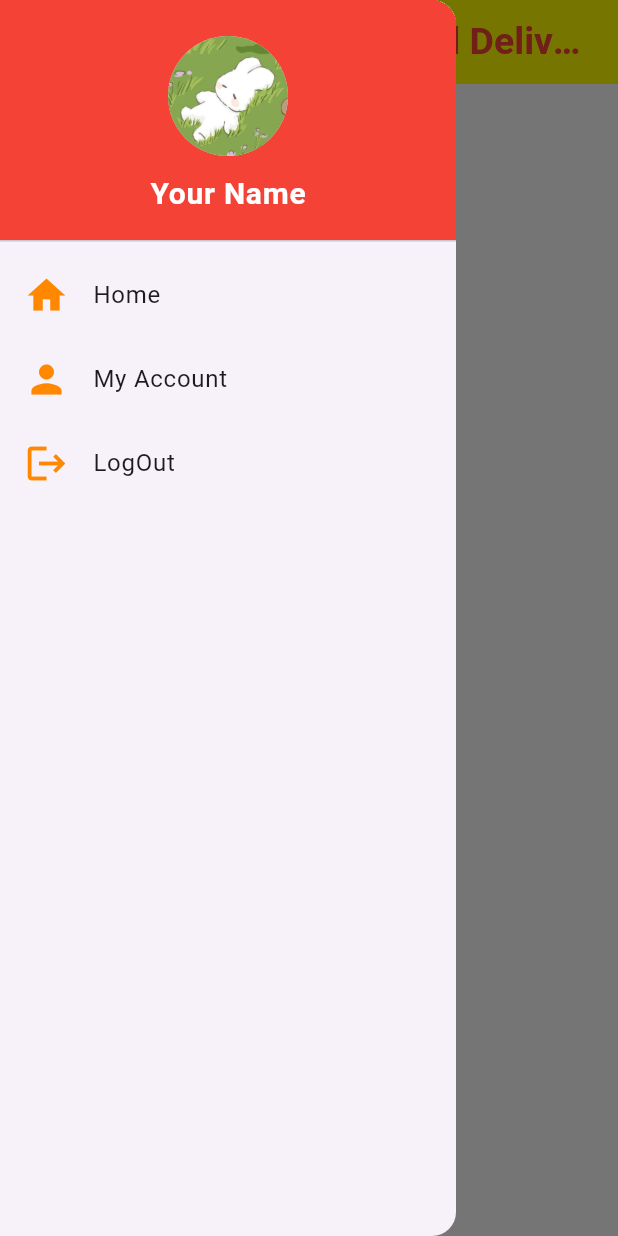
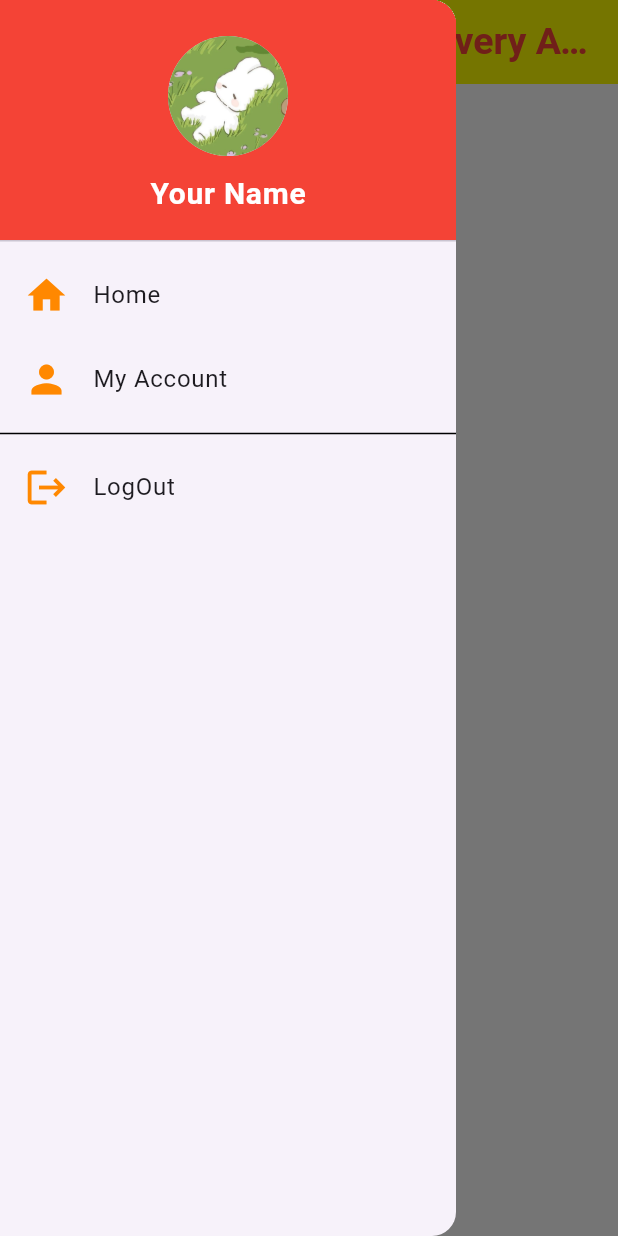
Before and after one commit to VanessaSimanta/UTS-Moprog-Food-Delivery-App, a Flutter app: the screen it shows after launch, after a tap on the "menu" icon, on a phone screen of 412 x 824 dp. Run offline on Flutter 3.47's test engine with Material 3 defaults, Android fonts, the phone set to English and light mode, and no system bars.

Commit message:
proper navigating

```diff
--- a/uts_mobile_programming/lib/main.dart
+++ b/uts_mobile_programming/lib/main.dart
@@ -11,15 +11,12 @@ class MyApp extends StatelessWidget {
   @override
   Widget build(BuildContext context) {
     return MaterialApp(
-      title: "Ni Hao Chinese Food Delivery",
+      title: "Dinasty Kitchen Delivery App",
       debugShowCheckedModeBanner: false,
       theme: ThemeData(
         scaffoldBackgroundColor: Colors.white,
       ),
-      //ini tempat buat arahin route nya
-      routes: {
-        "/": (context) => Home()
-      },
+      home: Home(),
     );
   }
 }
--- a/uts_mobile_programming/lib/widget/AppBarWidget.dart
+++ b/uts_mobile_programming/lib/widget/AppBarWidget.dart
@@ -7,7 +7,7 @@ class AppBarWidget extends StatelessWidget implements PreferredSizeWidget {
       backgroundColor: Colors.yellowAccent,
       centerTitle: true,
       title: const Text(
-        'Ni Hao Chinese Food Delivery',
+        'Dynasty Kitchen Delivery App',
         style: TextStyle(
           fontWeight: FontWeight.bold,
           fontSize: 25,
@@ -19,7 +19,7 @@ class AppBarWidget extends StatelessWidget implements PreferredSizeWidget {
           return IconButton(
             icon: const Icon(Icons.menu),
             onPressed: () {
-              Scaffold.of(context).openDrawer();  // Opens the Drawer
+              Scaffold.of(context).openDrawer();
             },
           );
         },
--- a/uts_mobile_programming/lib/widget/DrawerWidget.dart
+++ b/uts_mobile_programming/lib/widget/DrawerWidget.dart
@@ -1,4 +1,5 @@
 import 'package:flutter/material.dart';
+import 'package:uts_mobile_programming/pages/home.dart';
 
 class Drawerwidget extends StatelessWidget {
   @override
@@ -37,7 +38,12 @@ class Drawerwidget extends StatelessWidget {
           ),
           title: const Text('Home'),
           onTap: () {
-
+            //buat pindah ke home saat di press
+            Navigator.of(context).push(
+              MaterialPageRoute(
+                builder: (context) => Home(),
+              ),
+            );
           },
         ),
         ListTile(
@@ -51,6 +57,7 @@ class Drawerwidget extends StatelessWidget {
 
           },
         ),
+        const Divider(color: Colors.black,),
         ListTile(
           leading: const Icon(
             Icons.logout,
```
